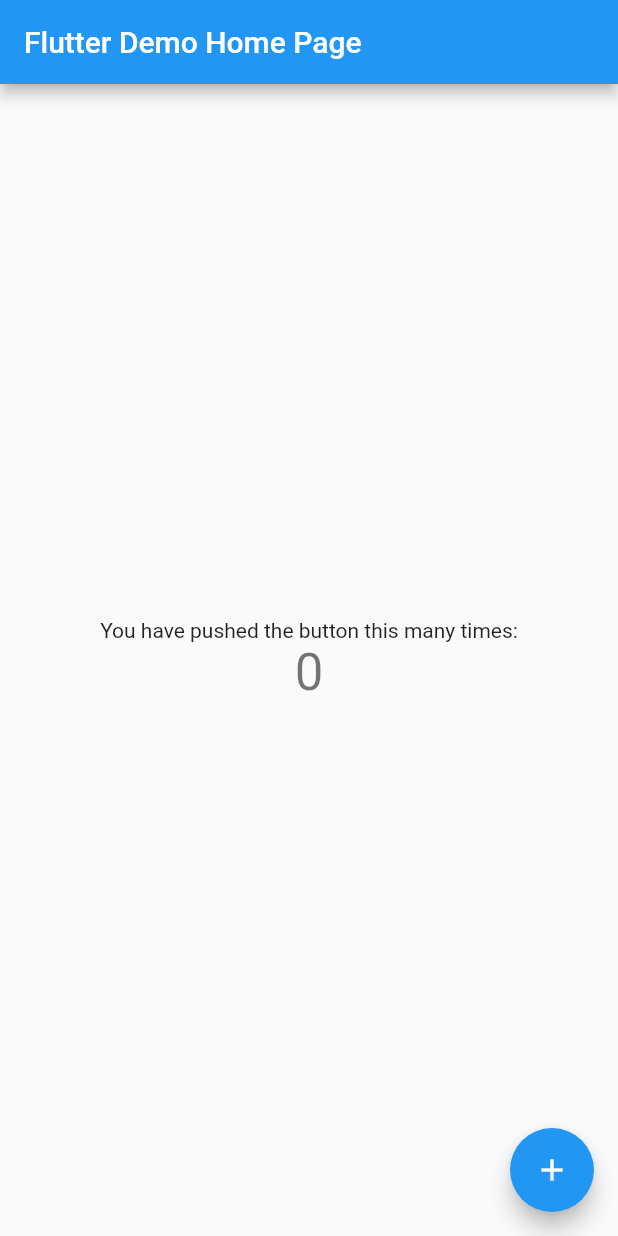
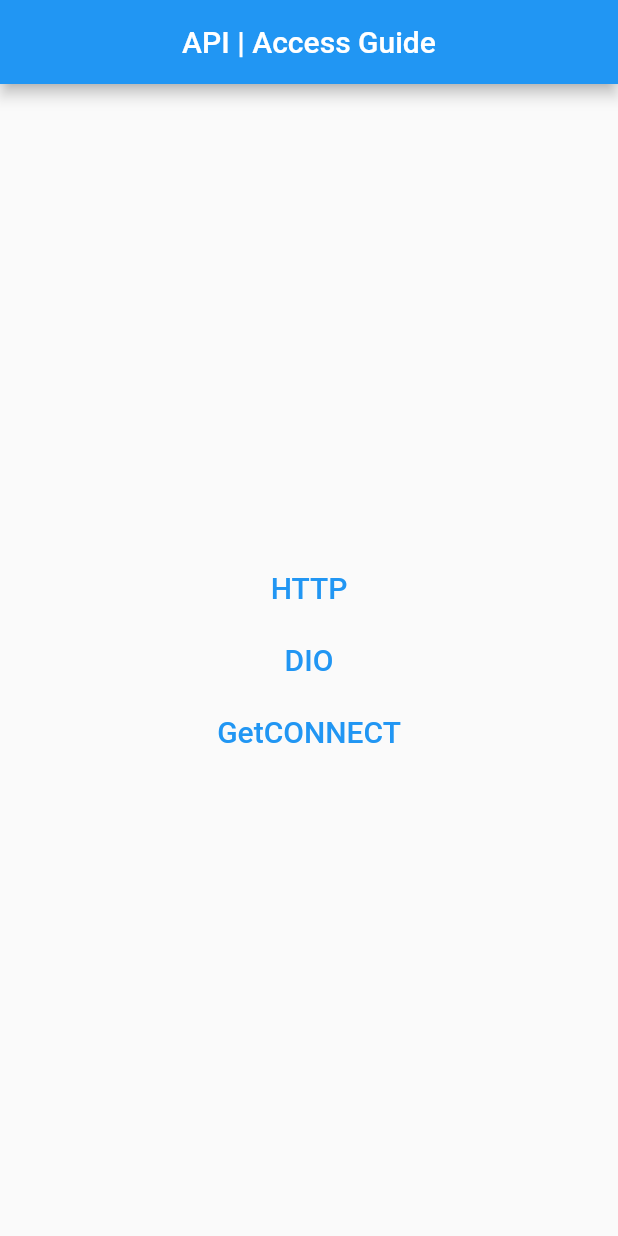
Before and after one commit to felipecastrosales/consume_api, a Flutter app: the screen it shows after launch, on a phone screen of 412 x 824 dp. Run offline on Flutter 3.47's test engine with Material 2 defaults, Android fonts, the light colour scheme and no system bars; our stand-ins replace get.

Commit message:
consuming the API with the http package

```diff
--- /dev/null
+++ b/lib/home/home_page.dart
@@ -0,0 +1,47 @@
+import 'package:flutter/material.dart';
+
+import 'package:get/get.dart';
+
+class HomePage extends StatelessWidget {
+  const HomePage({Key? key}) : super(key: key);
+
+  @override
+  Widget build(BuildContext context) {
+    return Scaffold(
+      appBar: AppBar(
+        title: Text('API | Access Guide'),
+        centerTitle: true,
+      ),
+      body: Container(
+        width: double.infinity,
+        child: Column(
+          crossAxisAlignment: CrossAxisAlignment.center,
+          mainAxisAlignment: MainAxisAlignment.center,
+          children: [
+            TextButton(
+              onPressed: () => Get.toNamed('/http'),
+              child: Text(
+                'HTTP',
+                style: TextStyle(fontSize: 20),
+              ),
+            ),
+            TextButton(
+              onPressed: () {},
+              child: Text(
+                'DIO',
+                style: TextStyle(fontSize: 20),
+              ),
+            ),
+            TextButton(
+              onPressed: () {},
+              child: Text(
+                'GetCONNECT',
+                style: TextStyle(fontSize: 20),
+              ),
+            ),
+          ],
+        ),
+      ),
+    );
+  }
+}
--- /dev/null
+++ b/lib/home/http/repository/user_http_repository.dart
@@ -0,0 +1,23 @@
+import 'dart:convert';
+
+import 'package:http/http.dart' as http;
+
+import 'package:consume_api/model/user_model.dart';
+import 'package:consume_api/repository/i_user_repository.dart';
+
+class UserHttpRepository implements IUserRepository {
+  @override
+  Future<List<UserModel>> findAllUsers() async {
+    final response = await http.get(
+      Uri.parse(
+        'https://5f7cba02834b5c0016b058aa.mockapi.io/api/users',
+      ),
+    );
+
+    final List<dynamic> responseMap = jsonDecode(response.body);
+
+    return responseMap.map<UserModel>(
+      (responseList) => UserModel.fromMap(responseList),
+    ).toList();
+  }
+}
--- a/lib/main.dart
+++ b/lib/main.dart
@@ -1,113 +1,32 @@
 import 'package:flutter/material.dart';
+
+import 'package:get/get.dart';
+
+import 'home/home_page.dart';
+import 'home/http/http_binding.dart';
+import 'home/http/http_page.dart';
 
 void main() {
   runApp(MyApp());
 }
 
 class MyApp extends StatelessWidget {
-  // This widget is the root of your application.
   @override
   Widget build(BuildContext context) {
-    return MaterialApp(
-      title: 'Flutter Demo',
-      theme: ThemeData(
-        // This is the theme of your application.
-        //
-        // Try running your application with "flutter run". You'll see the
-        // application has a blue toolbar. Then, without quitting the app, try
-        // changing the primarySwatch below to Colors.green and then invoke
-        // "hot reload" (press "r" in the console where you ran "flutter run",
-        // or simply save your changes to "hot reload" in a Flutter IDE).
-        // Notice that the counter didn't reset back to zero; the application
-        // is not restarted.
-        primarySwatch: Colors.blue,
-      ),
-      home: MyHomePage(title: 'Flutter Demo Home Page'),
+    return GetMaterialApp(
+      getPages: [
+        GetPage(
+          name: '/',
+          page: () => HomePage(),
+          children: [
+            GetPage(
+              name: '/http',
+              page: () => HttpPage(),
+              binding: HttpBinding(),
+            ),
+          ],
+        ),
+      ],
     );
   }
 }
-
-class MyHomePage extends StatefulWidget {
-  MyHomePage({Key? key, required this.title}) : super(key: key);
-
-  // This widget is the home page of your application. It is stateful, meaning
-  // that it has a State object (defined below) that contains fields that affect
-  // how it looks.
-
-  // This class is the configuration for the state. It holds the values (in this
-  // case the title) provided by the parent (in this case the App widget) and
-  // used by the build method of the State. Fields in a Widget subclass are
-  // always marked "final".
-
-  final String title;
-
-  @override
-  _MyHomePageState createState() => _MyHomePageState();
-}
-
-class _MyHomePageState extends State<MyHomePage> {
-  int _counter = 0;
-
-  void _incrementCounter() {
-    setState(() {
-      // This call to setState tells the Flutter framework that something has
-      // changed in this State, which causes it to rerun the build method below
-      // so that the display can reflect the updated values. If we changed
-      // _counter without calling setState(), then the build method would not be
-      // called again, and so nothing would appear to happen.
-      _counter++;
-    });
-  }
-
-  @override
-  Widget build(BuildContext context) {
-    // This method is rerun every time setState is called, for instance as done
-    // by the _incrementCounter method above.
-    //
-    // The Flutter framework has been optimized to make rerunning build methods
-    // fast, so that you can just rebuild anything that needs updating rather
-    // than having to individually change instances of widgets.
-    return Scaffold(
-      appBar: AppBar(
-        // Here we take the value from the MyHomePage object that was created by
-        // the App.build method, and use it to set our appbar title.
-        title: Text(widget.title),
-      ),
-      body: Center(
-        // Center is a layout widget. It takes a single child and positions it
-        // in the middle of the parent.
-        child: Column(
-          // Column is also a layout widget. It takes a list of children and
-          // arranges them vertically. By default, it sizes itself to fit its
-          // children horizontally, and tries to be as tall as its parent.
-          //
-          // Invoke "debug painting" (press "p" in the console, choose the
-          // "Toggle Debug Paint" action from the Flutter Inspector in Android
-          // Studio, or the "Toggle Debug Paint" command in Visual Studio Code)
-          // to see the wireframe for each widget.
-          //
-          // Column has various properties to control how it sizes itself and
-          // how it positions its children. Here we use mainAxisAlignment to
-          // center the children vertically; the main axis here is the vertical
-          // axis because Columns are vertical (the cross axis would be
-          // horizontal).
-          mainAxisAlignment: MainAxisAlignment.center,
-          children: <Widget>[
-            Text(
-              'You have pushed the button this many times:',
-            ),
-            Text(
-              '$_counter',
-              style: Theme.of(context).textTheme.headline4,
-            ),
-          ],
-        ),
-      ),
-      floatingActionButton: FloatingActionButton(
-        onPressed: _incrementCounter,
-        tooltip: 'Increment',
-        child: Icon(Icons.add),
-      ), // This trailing comma makes auto-formatting nicer for build methods.
-    );
-  }
-}
--- /dev/null
+++ b/lib/repository/i_user_repository.dart
@@ -0,0 +1,5 @@
+import 'package:consume_api/model/user_model.dart';
+
+abstract class IUserRepository {
+  Future<List<UserModel>> findAllUsers();
+}
```
Also changed, not shown: lib/home/http/http_binding.dart (added, +17 -0 lines), lib/home/http/http_controller.dart (added, +36 -0 lines), lib/home/http/http_page.dart (added, +53 -0 lines), lib/model/user_model.dart (added, +46 -0 lines), lib/model/user_type.dart (added, +30 -0 lines), pubspec.yaml (+5 -60 lines).
